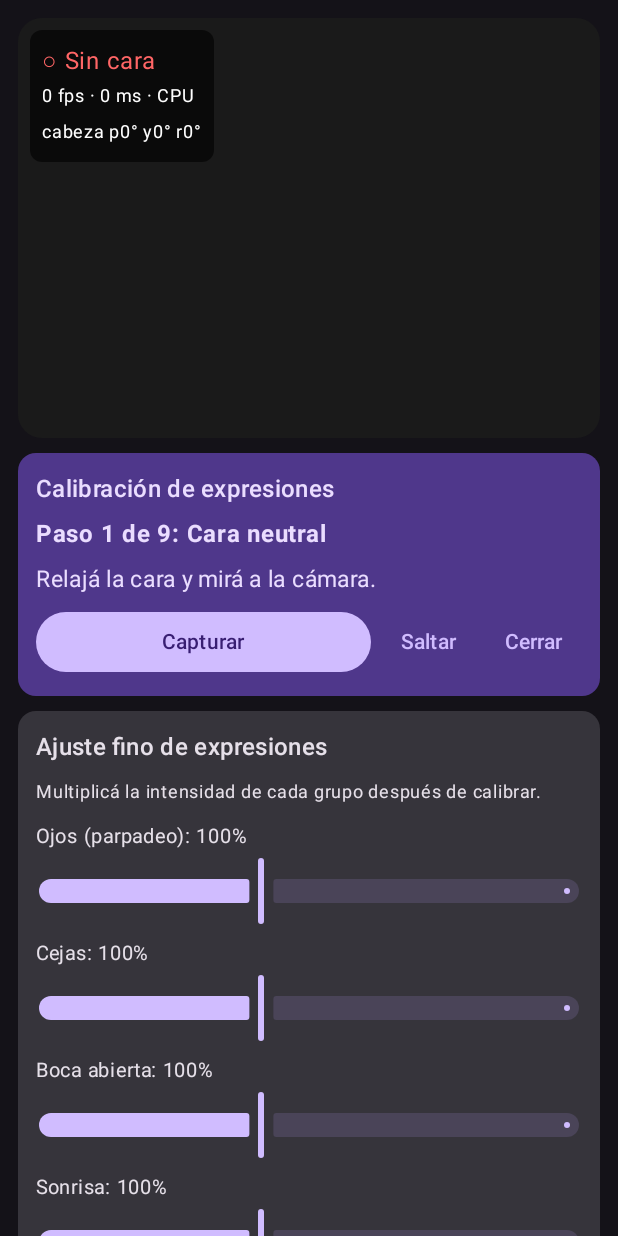
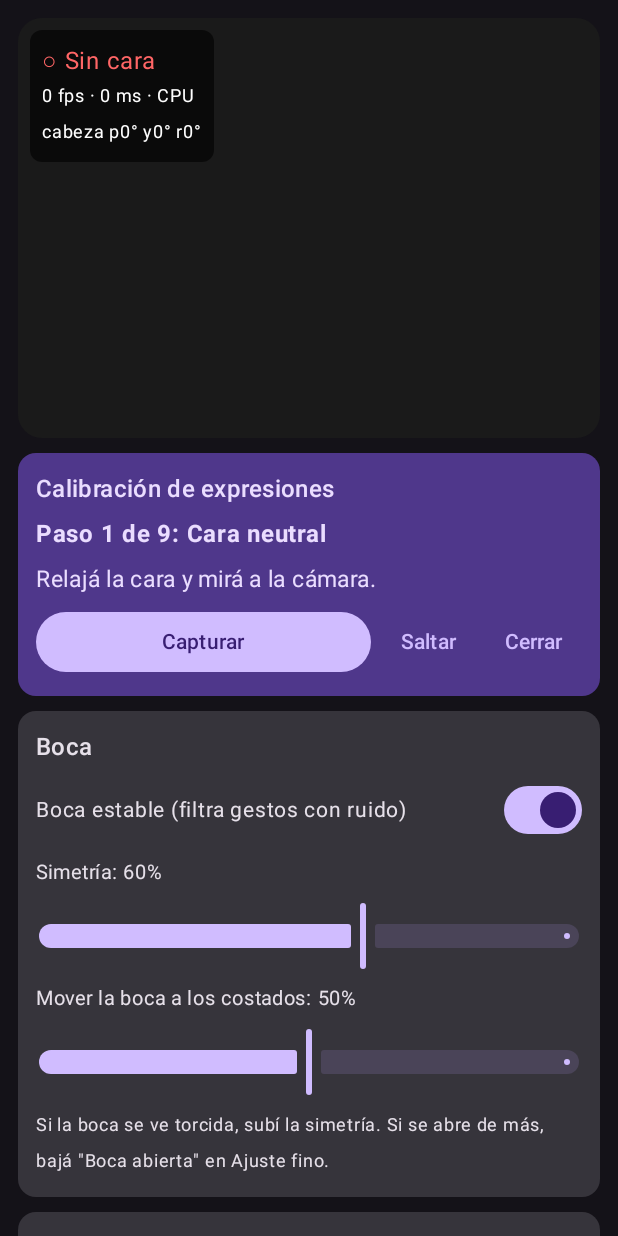
Before and after one commit to kitanari/AvatarMocap, an Android app built with Jetpack Compose: the screen it shows after launch (MainActivity), after a tap on "Capturar", on a phone screen of 412 x 824 dp. Run offline under Robolectric (Android 15) with nearby library versions, the phone set to English and light mode, and no system bars; libraries missing offline, so code that uses them is left out: androidx.camera.core, androidx.camera.lifecycle, androidx.camera.view, com.google.mediapipe.framework, com.google.mediapipe.tasks; pictures from the network do not load; 6 statements that could not run were skipped; 3 other taps on this screen came first.

Commit message:
Boca estable, cachetes por lado y puntos de la cara sobre la cámara
- MouthFix: zona muerta en gestos ruidosos, simetría L/R, laterales atenuados,
  anti-clipping (mouthClose <= jawOpen, sin roll con la boca abierta)
- Cachetes: medición por lado (mínimo de ambos) + compuerta por boca lateral/beso
- Overlay de puntos de la cara (también sin vista previa)

Co-Authored-By: Claude Opus 5.5 <noreply@anthropic.com>
Claude-Session: https://claude.ai/code/session_01JJYeXV8q2nR1acCHPy2Dvr

```diff
--- a/app/src/main/java/com/avatarmocap/TrackingViewModel.kt
+++ b/app/src/main/java/com/avatarmocap/TrackingViewModel.kt
@@ -44,6 +44,10 @@ data class UiState(
     /** -1 sin captura; 0..1 preparación; 1..2 midiendo. */
     val captureProgress: Float = -1f,
     val calibratedSteps: Set<CalibStep> = emptySet(),
+    // Puntos de la cara para dibujar sobre la cámara
+    val landmarks: FloatArray? = null,
+    val imgW: Int = 0,
+    val imgH: Int = 0,
 )
 
 class TrackingViewModel(app: Application) : AndroidViewModel(app) {
@@ -91,7 +95,9 @@ class TrackingViewModel(app: Application) : AndroidViewModel(app) {
             frames = 0; fpsWindowStart = now
         }
         t?.debug?.let { lastDebug = it.asImageBitmap() }
-        if (now - lastUiNanos < 100_000_000L) return
+        // Con los puntos visibles refrescamos a ~20 Hz para que sigan bien a la cara
+        val interval = if (_settings.value.showLandmarks) 50_000_000L else 100_000_000L
+        if (now - lastUiNanos < interval) return
         lastUiNanos = now
         val p = pipeline
         val sinks = p.sinks
@@ -108,6 +114,9 @@ class TrackingViewModel(app: Application) : AndroidViewModel(app) {
             ifmStatus = sinks.firstOrNull { it is IFacialMocapServer }?.status?.value ?: "Desactivado",
             vtsStatus = sinks.firstOrNull { it is VTubeStudioPlugin }?.status?.value ?: "Desactivado",
             captureProgress = p.calibration.progress(now),
+            landmarks = p.landmarkSnapshot,
+            imgW = (p.imageSize ushr 32).toInt(),
+            imgH = (p.imageSize and 0xFFFFFFFFL).toInt(),
         ) }
     }
 
--- a/app/src/main/java/com/avatarmocap/settings/Settings.kt
+++ b/app/src/main/java/com/avatarmocap/settings/Settings.kt
@@ -32,6 +32,15 @@ data class AppSettings(
     val smoothing: Float = 0.4f,
     val autoRange: Boolean = false,
     val showTongueDebug: Boolean = false,
+    val showLandmarks: Boolean = true,
+
+    // Boca
+    /** Zona muerta en los blendshapes de boca ruidosos. */
+    val mouthStable: Boolean = true,
+    /** 0 = cada lado independiente, 1 = boca totalmente simétrica. */
+    val mouthSymmetry: Float = 0.6f,
+    /** Multiplicador de mover la boca/mandíbula a los costados. */
+    val mouthSide: Float = 0.5f,
 
     // Ajuste fino por grupo (multiplicadores), en el orden de ArKit.G_*
     val gainEyes: Float = 1f,
@@ -75,6 +84,10 @@ class SettingsStore(context: Context) {
             smoothing = prefs.getFloat("smoothing", d.smoothing),
             autoRange = prefs.getBoolean("autoRange2", d.autoRange),
             showTongueDebug = prefs.getBoolean("showTongueDebug2", d.showTongueDebug),
+            showLandmarks = prefs.getBoolean("showLandmarks", d.showLandmarks),
+            mouthStable = prefs.getBoolean("mouthStable", d.mouthStable),
+            mouthSymmetry = prefs.getFloat("mouthSymmetry", d.mouthSymmetry),
+            mouthSide = prefs.getFloat("mouthSide", d.mouthSide),
             gainEyes = prefs.getFloat("gainEyes", 1f),
             gainBrows = prefs.getFloat("gainBrows", 1f),
             gainMouthOpen = prefs.getFloat("gainMouthOpen", 1f),
@@ -104,6 +117,10 @@ class SettingsStore(context: Context) {
             .putFloat("smoothing", s.smoothing)
             .putBoolean("autoRange2", s.autoRange)
             .putBoolean("showTongueDebug2", s.showTongueDebug)
+            .putBoolean("showLandmarks", s.showLandmarks)
+            .putBoolean("mouthStable", s.mouthStable)
+            .putFloat("mouthSymmetry", s.mouthSymmetry)
+            .putFloat("mouthSide", s.mouthSide)
             .putFloat("gainEyes", s.gainEyes)
             .putFloat("gainBrows", s.gainBrows)
             .putFloat("gainMouthOpen", s.gainMouthOpen)
--- a/app/src/main/java/com/avatarmocap/tracking/ArKit.kt
+++ b/app/src/main/java/com/avatarmocap/tracking/ArKit.kt
@@ -91,6 +91,27 @@ object ArKit {
     }
 
     val MOUTH_PUCKER = idx("mouthPucker")
+    val MOUTH_CLOSE = idx("mouthClose")
+    val ROLL_LOWER = idx("mouthRollLower")
+    val ROLL_UPPER = idx("mouthRollUpper")
+    val JAW_LEFT = idx("jawLeft")
+    val JAW_RIGHT = idx("jawRight")
+
+    /** Blendshapes de boca que MediaPipe estima con mucho ruido: llevan zona muerta en modo estable. */
+    val NOISY_MOUTH: IntArray = arrayOf(
+        "mouthLeft", "mouthRight", "jawLeft", "jawRight", "jawForward",
+        "mouthRollLower", "mouthRollUpper", "mouthShrugLower", "mouthShrugUpper",
+        "mouthPressLeft", "mouthPressRight", "mouthStretchLeft", "mouthStretchRight",
+        "mouthDimpleLeft", "mouthDimpleRight", "mouthFrownLeft", "mouthFrownRight",
+    ).map { idx(it) }.toIntArray()
+
+    /** Pares izquierda/derecha de la boca que se pueden simetrizar. */
+    val MOUTH_PAIRS: Array<IntArray> = arrayOf(
+        "mouthSmile", "mouthFrown", "mouthStretch", "mouthPress",
+        "mouthLowerDown", "mouthUpperUp", "mouthDimple", "cheekSquint",
+    ).map { intArrayOf(idx(it + "Left"), idx(it + "Right")) }.toTypedArray()
+
+    val SIDEWAYS: IntArray = intArrayOf(MOUTH_LEFT, MOUTH_RIGHT, JAW_LEFT, JAW_RIGHT)
 
     /** Intercambia lados in-place (útil si la cámara entrega la imagen espejada). */
     fun swapSides(v: FloatArray) {
--- a/app/src/main/java/com/avatarmocap/ui/MainScreen.kt
+++ b/app/src/main/java/com/avatarmocap/ui/MainScreen.kt
@@ -57,6 +57,12 @@ import com.avatarmocap.UiState
 import com.avatarmocap.output.IFacialMocapServer
 import com.avatarmocap.tracking.ArKit
 import com.avatarmocap.tracking.CalibStep
+import com.avatarmocap.tracking.FaceGeometry
+import androidx.compose.foundation.Canvas
+import androidx.compose.ui.geometry.Offset
+import androidx.compose.ui.graphics.PointMode
+import androidx.compose.ui.graphics.StrokeCap
+import kotlin.math.max
 
 @OptIn(ExperimentalMaterial3Api::class, androidx.compose.foundation.layout.ExperimentalLayoutApi::class)
 @Composable
@@ -84,11 +90,13 @@ fun MainScreen(vm: TrackingViewModel) {
         // ---------- Vista previa + estado
         item {
             Column {
+                val tall = s.showPreview || s.showLandmarks
                 Box(
-                    Modifier.fillMaxWidth().height(if (s.showPreview) 280.dp else 90.dp)
+                    Modifier.fillMaxWidth().height(if (tall) 280.dp else 90.dp)
                         .clip(RoundedCornerShape(16.dp)).background(Color(0xFF1A1A1A))
                 ) {
                     if (s.showPreview) AndroidView({ previewView }, Modifier.fillMaxWidth().height(280.dp))
+                    if (s.showLandmarks) LandmarkOverlay(ui, Modifier.fillMaxWidth().height(280.dp))
                     StatusOverlay(ui, Modifier.align(Alignment.TopStart).padding(8.dp))
                 }
                 if (ui.message.isNotEmpty()) {
@@ -99,6 +107,21 @@ fun MainScreen(vm: TrackingViewModel) {
 
         // ---------- Calibración guiada
         item { CalibrationCard(ui, vm) }
+
+        // ---------- Boca
+        item {
+            Section("Boca") {
+                ToggleRow("Boca estable (filtra gestos con ruido)", s.mouthStable) { v -> vm.update { it.copy(mouthStable = v) } }
+                Text("Simetría: %.0f%%".format(s.mouthSymmetry * 100), fontSize = 13.sp)
+                Slider(s.mouthSymmetry, { v -> vm.update { it.copy(mouthSymmetry = v) } })
+                Text("Mover la boca a los costados: %.0f%%".format(s.mouthSide * 100), fontSize = 13.sp)
+                Slider(s.mouthSide, { v -> vm.update { it.copy(mouthSide = v) } })
+                Text(
+                    "Si la boca se ve torcida, subí la simetría. Si se abre de más, bajá \"Boca abierta\" en Ajuste fino.",
+                    fontSize = 12.sp,
+                )
+            }
+        }
 
         // ---------- Ajuste fino
         item {
@@ -153,6 +176,7 @@ fun MainScreen(vm: TrackingViewModel) {
                     }
                 }
                 ToggleRow("Mostrar cámara (apagarla da más fps)", s.showPreview) { v -> vm.update { it.copy(showPreview = v) } }
+                ToggleRow("Mostrar puntos de la cara", s.showLandmarks) { v -> vm.update { it.copy(showLandmarks = v) } }
                 ToggleRow("Usar GPU (requiere reiniciar la app)", s.useGpu) { v -> vm.update { it.copy(useGpu = v) } }
                 Text(
                     "Si con GPU va lento, probá desactivarla: en algunos teléfonos la CPU es más rápida.",
@@ -214,6 +238,34 @@ fun MainScreen(vm: TrackingViewModel) {
                 }
             }
         }
+    }
+}
+
+/**
+ * Dibuja los puntos detectados sobre la vista previa. La vista previa de la cámara frontal
+ * está espejada y recortada al centro (FILL_CENTER), así que se aplica lo mismo a los puntos.
+ */
+@Composable
+private fun LandmarkOverlay(ui: UiState, modifier: Modifier) {
+    val pts = ui.landmarks ?: return
+    if (ui.imgW <= 0 || ui.imgH <= 0) return
+    val lipStart = FaceGeometry.OVERLAY_POINTS.size * 2
+    Canvas(modifier) {
+        val scale = max(size.width / ui.imgW, size.height / ui.imgH)
+        val dw = ui.imgW * scale
+        val dh = ui.imgH * scale
+        val ox = (size.width - dw) / 2f
+        val oy = (size.height - dh) / 2f
+        val face = ArrayList<Offset>(lipStart / 2)
+        val lips = ArrayList<Offset>((pts.size - lipStart) / 2)
+        var i = 0
+        while (i < pts.size) {
+            val o = Offset(ox + (1f - pts[i]) * dw, oy + pts[i + 1] * dh)
+            if (i < lipStart) face.add(o) else lips.add(o)
+            i += 2
+        }
+        drawPoints(face, PointMode.Points, Color(0xFF4DD0E1), strokeWidth = 6f, cap = StrokeCap.Round)
+        drawPoints(lips, PointMode.Points, Color(0xFFFF6699), strokeWidth = 6f, cap = StrokeCap.Round)
     }
 }
 
```
Also changed, not shown: app/src/main/java/com/avatarmocap/tracking/Calibration.kt (+35 -21 lines), app/src/main/java/com/avatarmocap/tracking/FaceGeometry.kt (+34 -8 lines), app/src/main/java/com/avatarmocap/tracking/MouthFix.kt (added, +41 -0 lines), app/src/main/java/com/avatarmocap/tracking/TrackingPipeline.kt (+41 -8 lines).
